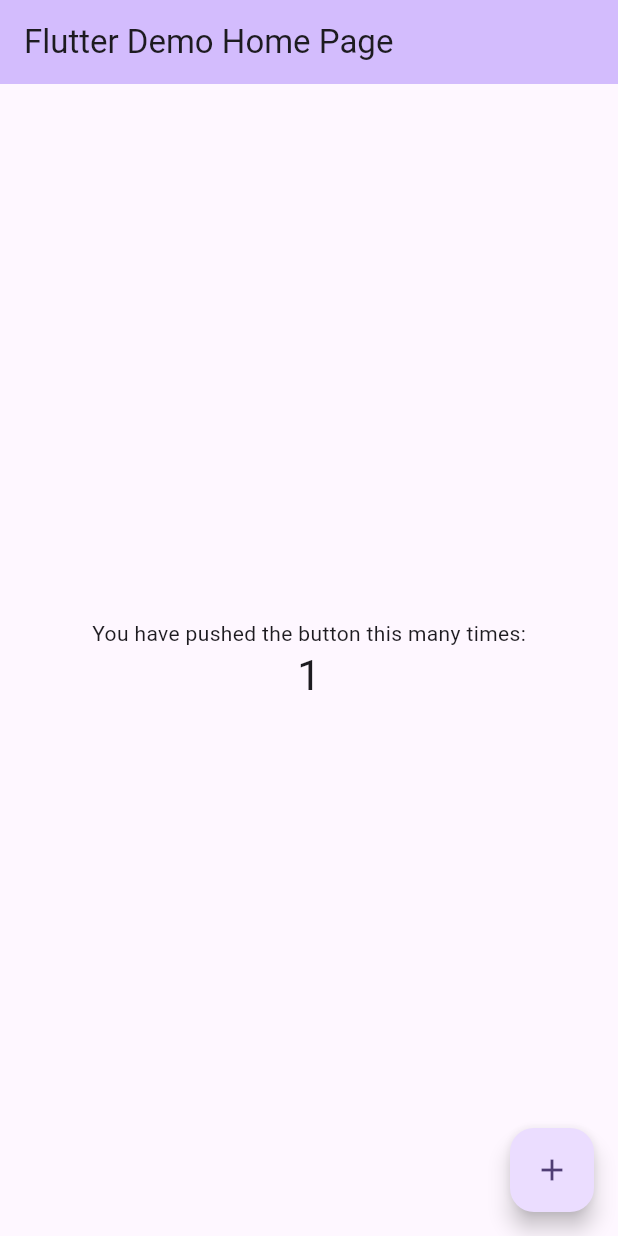
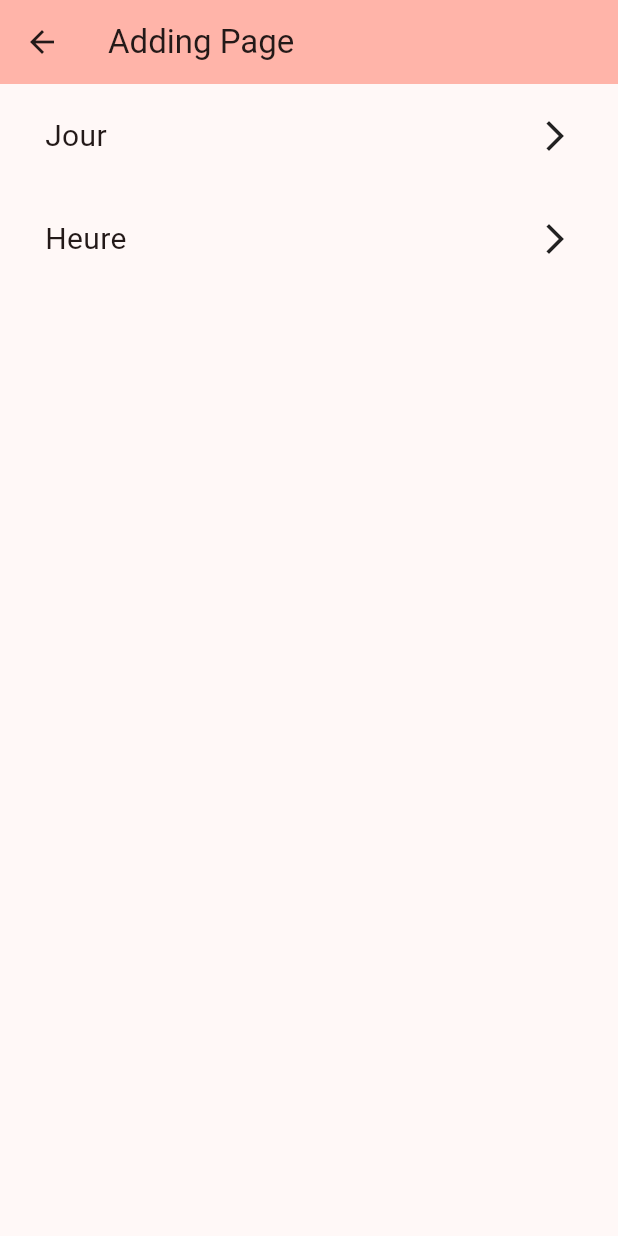
Before and after one commit to HugoLAMOUREUX/iot-app, a Flutter app: the screen it shows after launch, after a tap on the "add" icon, on a phone screen of 412 x 824 dp. Run offline on Flutter 3.47's test engine with Material 3 defaults, Android fonts, the phone set to English and light mode, and no system bars; missing offline and left inert: dart:ffi.

```diff
--- /dev/null
+++ b/lib/components/tile_component.dart
@@ -0,0 +1,52 @@
+import 'dart:ffi';
+
+import 'package:flutter/material.dart';
+import 'package:iot_app/screens/adding_page/day_component.dart';
+
+// ignore: must_be_immutable
+class TileComponent extends StatefulWidget {
+  String title;
+  bool isOpen;
+  Widget child;
+  TileComponent(
+      {super.key,
+      required this.title,
+      this.isOpen = false,
+      required this.child});
+
+  @override
+  State<TileComponent> createState() => _TileComponentState();
+}
+
+class _TileComponentState extends State<TileComponent> {
+  @override
+  Widget build(BuildContext context) {
+    return GestureDetector(
+      onTap: () {
+        setState(() {
+          widget.isOpen = !widget.isOpen;
+        });
+      },
+      child: Padding(
+        padding: const EdgeInsets.symmetric(horizontal: 30, vertical: 20),
+        child: Column(
+          children: [
+            Row(
+              children: [
+                Expanded(
+                    child: Text(
+                  widget.title,
+                  style: const TextStyle(fontSize: 20),
+                )),
+                Icon(widget.isOpen
+                    ? Icons.arrow_downward_outlined
+                    : Icons.arrow_forward_ios),
+              ],
+            ),
+            widget.isOpen ? widget.child : Container(),
+          ],
+        ),
+      ),
+    );
+  }
+}
--- a/lib/main.dart
+++ b/lib/main.dart
@@ -1,7 +1,19 @@
 import 'package:flutter/material.dart';
+import 'package:iot_app/providers/new_drug_data.dart';
+import 'package:iot_app/screens/home_page.dart';
+import 'package:provider/provider.dart';
 
 void main() {
-  runApp(const MyApp());
+  runApp(
+    MultiProvider(
+      providers: [
+        ChangeNotifierProvider(
+          create: (context) => NewDrugData(),
+        ),
+      ],
+      child: const MyApp(),
+    ),
+  );
 }
 
 class MyApp extends StatelessWidget {
@@ -12,6 +24,7 @@ class MyApp extends StatelessWidget {
   Widget build(BuildContext context) {
     return MaterialApp(
       title: 'Flutter Demo',
+      debugShowCheckedModeBanner: false,
       theme: ThemeData(
         // This is the theme of your application.
         //
@@ -28,98 +41,10 @@ class MyApp extends StatelessWidget {
         //
         // This works for code too, not just values: Most code changes can be
         // tested with just a hot reload.
-        colorScheme: ColorScheme.fromSeed(seedColor: Colors.deepPurple),
+        colorScheme: ColorScheme.fromSeed(seedColor: Colors.red),
         useMaterial3: true,
       ),
-      home: const MyHomePage(title: 'Flutter Demo Home Page'),
+      home: const MyHomePage(title: 'Nom app'),
     );
   }
 }
-
-class MyHomePage extends StatefulWidget {
-  const MyHomePage({super.key, required this.title});
-
-  // This widget is the home page of your application. It is stateful, meaning
-  // that it has a State object (defined below) that contains fields that affect
-  // how it looks.
-
-  // This class is the configuration for the state. It holds the values (in this
-  // case the title) provided by the parent (in this case the App widget) and
-  // used by the build method of the State. Fields in a Widget subclass are
-  // always marked "final".
-
-  final String title;
-
-  @override
-  State<MyHomePage> createState() => _MyHomePageState();
-}
-
-class _MyHomePageState extends State<MyHomePage> {
-  int _counter = 0;
-
-  void _incrementCounter() {
-    setState(() {
-      // This call to setState tells the Flutter framework that something has
-      // changed in this State, which causes it to rerun the build method below
-      // so that the display can reflect the updated values. If we changed
-      // _counter without calling setState(), then the build method would not be
-      // called again, and so nothing would appear to happen.
-      _counter++;
-    });
-  }
-
-  @override
-  Widget build(BuildContext context) {
-    // This method is rerun every time setState is called, for instance as done
-    // by the _incrementCounter method above.
-    //
-    // The Flutter framework has been optimized to make rerunning build methods
-    // fast, so that you can just rebuild anything that needs updating rather
-    // than having to individually change instances of widgets.
-    return Scaffold(
-      appBar: AppBar(
-        // TRY THIS: Try changing the color here to a specific color (to
-        // Colors.amber, perhaps?) and trigger a hot reload to see the AppBar
-        // change color while the other colors stay the same.
-        backgroundColor: Theme.of(context).colorScheme.inversePrimary,
-        // Here we take the value from the MyHomePage object that was created by
-        // the App.build method, and use it to set our appbar title.
-        title: Text(widget.title),
-      ),
-      body: Center(
-        // Center is a layout widget. It takes a single child and positions it
-        // in the middle of the parent.
-        child: Column(
-          // Column is also a layout widget. It takes a list of children and
-          // arranges them vertically. By default, it sizes itself to fit its
-          // children horizontally, and tries to be as tall as its parent.
-          //
-          // Column has various properties to control how it sizes itself and
-          // how it positions its children. Here we use mainAxisAlignment to
-          // center the children vertically; the main axis here is the vertical
-          // axis because Columns are vertical (the cross axis would be
-          // horizontal).
-          //
-          // TRY THIS: Invoke "debug painting" (choose the "Toggle Debug Paint"
-          // action in the IDE, or press "p" in the console), to see the
-          // wireframe for each widget.
-          mainAxisAlignment: MainAxisAlignment.center,
-          children: <Widget>[
-            const Text(
-              'You have pushed the button this many times:',
-            ),
-            Text(
-              '$_counter',
-              style: Theme.of(context).textTheme.headlineMedium,
-            ),
-          ],
-        ),
-      ),
-      floatingActionButton: FloatingActionButton(
-        onPressed: _incrementCounter,
-        tooltip: 'Increment',
-        child: const Icon(Icons.add),
-      ), // This trailing comma makes auto-formatting nicer for build methods.
-    );
-  }
-}
--- /dev/null
+++ b/lib/screens/adding_page/adding_page.dart
@@ -0,0 +1,30 @@
+import 'package:flutter/material.dart';
+import 'package:iot_app/components/tile_component.dart';
+import 'package:iot_app/screens/adding_page/day_component.dart';
+import 'package:iot_app/screens/adding_page/list_day.dart';
+
+class AddingPage extends StatefulWidget {
+  const AddingPage({super.key});
+
+  @override
+  State<AddingPage> createState() => _AddingPageState();
+}
+
+class _AddingPageState extends State<AddingPage> {
+  @override
+  Widget build(BuildContext context) {
+    return Scaffold(
+      appBar: AppBar(
+        backgroundColor: Theme.of(context).colorScheme.inversePrimary,
+        title: const Text('Adding Page'),
+      ),
+      body: Column(children: [
+        TileComponent(title: 'Jour', child: const ListDay()),
+        TileComponent(
+          title: 'Heure',
+          child: Container(),
+        ),
+      ]),
+    );
+  }
+}
--- /dev/null
+++ b/lib/screens/home_page.dart
@@ -0,0 +1,41 @@
+import 'package:flutter/material.dart';
+import 'package:iot_app/screens/adding_page/adding_page.dart';
+
+class MyHomePage extends StatefulWidget {
+  const MyHomePage({super.key, required this.title});
+
+  // This widget is the home page of your application. It is stateful, meaning
+  // that it has a State object (defined below) that contains fields that affect
+  // how it looks.
+
+  // This class is the configuration for the state. It holds the values (in this
+  // case the title) provided by the parent (in this case the App widget) and
+  // used by the build method of the State. Fields in a Widget subclass are
+  // always marked "final".
+
+  final String title;
+
+  @override
+  State<MyHomePage> createState() => _MyHomePageState();
+}
+
+class _MyHomePageState extends State<MyHomePage> {
+  @override
+  Widget build(BuildContext context) {
+    return Scaffold(
+      appBar: AppBar(
+        backgroundColor: Theme.of(context).colorScheme.inversePrimary,
+        title: Text(widget.title),
+      ),
+      body: Container(),
+      floatingActionButton: FloatingActionButton(
+        onPressed: () {
+          // navigate to adding page
+          Navigator.push(context,
+              MaterialPageRoute(builder: (context) => const AddingPage()));
+        },
+        child: const Icon(Icons.add),
+      ),
+    );
+  }
+}
--- a/pubspec.yaml
+++ b/pubspec.yaml
@@ -35,6 +35,9 @@ dependencies:
   # The following adds the Cupertino Icons font to your application.
   # Use with the CupertinoIcons class for iOS style icons.
   cupertino_icons: ^1.0.2
+
+  # provider
+  provider: ^6.1.1
 
 dev_dependencies:
   flutter_test:
```
Also changed, not shown: lib/providers/new_drug_data.dart (added, +45 -0 lines), lib/screens/adding_page/day_component.dart (added, +55 -0 lines), lib/screens/adding_page/list_day.dart (added, +31 -0 lines), pubspec.lock.
